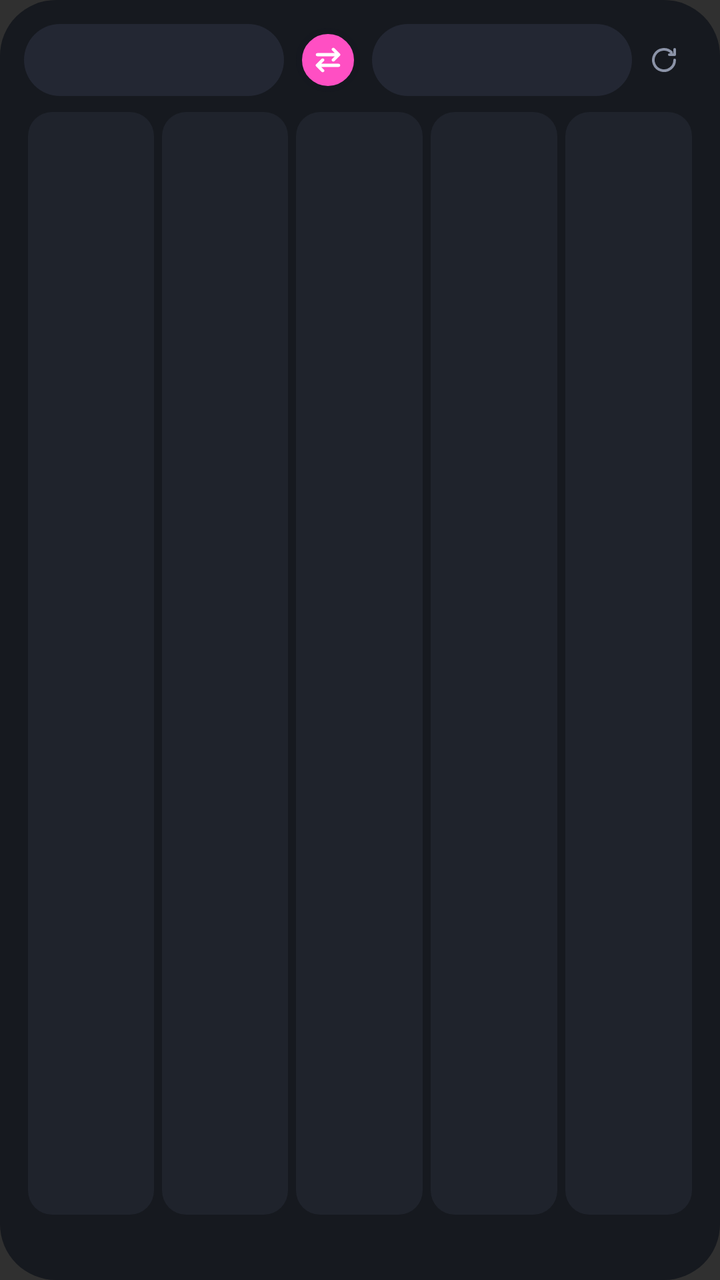
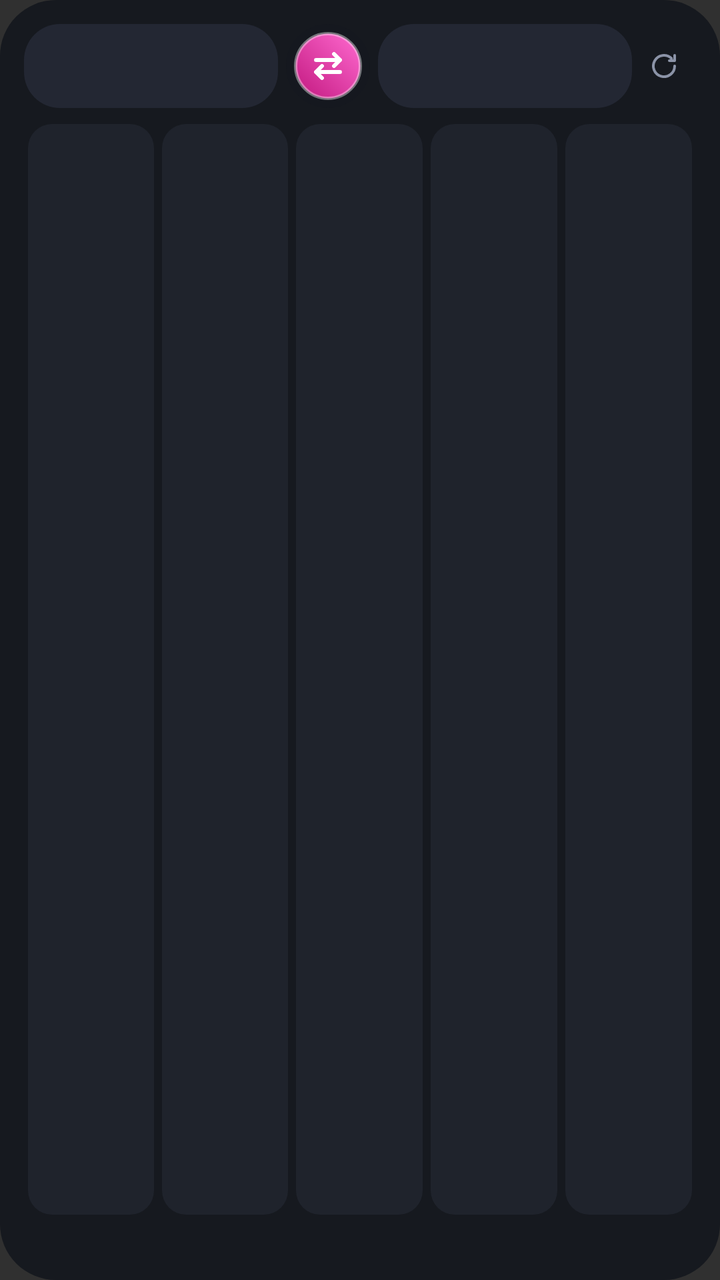

The first picture is an Android layout as it rendered before a commit; the second is the same layout after the commit. The layout source and the unified diff follow.
<!-- AndroidManifest.xml: application theme android:Theme.Material.NoActionBar -->
<!-- res/layout/preset_widget.xml -->
<?xml version="1.0" encoding="utf-8"?>
<LinearLayout xmlns:android="http://schemas.android.com/apk/res/android"
    android:layout_width="match_parent"
    android:layout_height="match_parent"
    android:background="@drawable/bg"
    android:orientation="vertical"
    android:padding="12dp">

    <LinearLayout
        android:layout_width="match_parent"
        android:layout_height="36dp"
        android:gravity="center_vertical"
        android:orientation="horizontal">
        <TextView android:id="@+id/from_btn" style="@style/FxHeaderChip" />
        <ImageView android:id="@+id/swap_btn" android:layout_width="32dp" android:layout_height="32dp"
            android:layout_marginStart="6dp" android:layout_marginEnd="6dp"
            android:background="@drawable/swap_circle" android:contentDescription="swap"
            android:rotation="90" android:scaleType="center" android:src="@drawable/ic_swap" />
        <TextView android:id="@+id/to_btn" style="@style/FxHeaderChip" />
        <ImageView android:id="@+id/refresh_btn" android:layout_width="32dp" android:layout_height="match_parent"
            android:contentDescription="refresh" android:scaleType="center" android:src="@drawable/ic_refresh" />
    </LinearLayout>

    <LinearLayout
        android:id="@+id/presets"
        android:layout_width="match_parent"
        android:layout_height="0dp"
        android:layout_weight="1"
        android:layout_marginTop="6dp"
        android:orientation="horizontal">
        <LinearLayout style="@style/FxCell">
            <TextView android:id="@+id/p0_in" style="@style/FxCellIn" />
            <TextView android:id="@+id/p0_out" style="@style/FxCellOut" />
        </LinearLayout>
        <LinearLayout style="@style/FxCell">
            <TextView android:id="@+id/p1_in" style="@style/FxCellIn" />
            <TextView android:id="@+id/p1_out" style="@style/FxCellOut" />
        </LinearLayout>
        <LinearLayout style="@style/FxCell">
            <TextView android:id="@+id/p2_in" style="@style/FxCellIn" />
            <TextView android:id="@+id/p2_out" style="@style/FxCellOut" />
        </LinearLayout>
        <LinearLayout style="@style/FxCell">
            <TextView android:id="@+id/p3_in" style="@style/FxCellIn" />
            <TextView android:id="@+id/p3_out" style="@style/FxCellOut" />
        </LinearLayout>
        <LinearLayout style="@style/FxCell">
            <TextView android:id="@+id/p4_in" style="@style/FxCellIn" />
            <TextView android:id="@+id/p4_out" style="@style/FxCellOut" />
        </LinearLayout>
    </LinearLayout>

    <TextView android:id="@+id/status" android:layout_width="match_parent" android:layout_height="wrap_content"
        android:layout_marginTop="4dp" android:paddingStart="4dp" android:singleLine="true" android:ellipsize="end"
        android:textColor="#8B93A7" android:textSize="11sp" />
</LinearLayout>
<!-- resources referenced by this layout -->
<resources>
  <!-- drawable bg (drawable) -->
  <?xml version="1.0" encoding="utf-8"?>
  <shape xmlns:android="http://schemas.android.com/apk/res/android">
      <solid android:color="#F515181F" />
      <corners android:radius="28dp" />
  </shape>
  <!-- drawable ic_refresh (drawable) -->
  <?xml version="1.0" encoding="utf-8"?>
  <vector xmlns:android="http://schemas.android.com/apk/res/android"
      android:width="16dp" android:height="16dp" android:viewportWidth="24" android:viewportHeight="24">
      <path android:strokeColor="#8B93A7" android:strokeWidth="2" android:strokeLineCap="round"
          android:strokeLineJoin="round" android:pathData="M20,12a8,8 0 1,1 -2.35,-5.65M20,4v4h-4" />
  </vector>
  <!-- drawable ic_swap (drawable) -->
  <?xml version="1.0" encoding="utf-8"?>
  <vector xmlns:android="http://schemas.android.com/apk/res/android"
      android:width="16dp" android:height="16dp" android:viewportWidth="24" android:viewportHeight="24">
      <path android:strokeColor="#FFFFFF" android:strokeWidth="2.4" android:strokeLineCap="round"
          android:strokeLineJoin="round" android:pathData="M8,20V4M4,8l4,-4 4,4M16,4v16M12,16l4,4 4,-4" />
  </vector>
  <!-- drawable swap_circle (drawable) -->
  <?xml version="1.0" encoding="utf-8"?>
  <shape xmlns:android="http://schemas.android.com/apk/res/android" android:shape="oval">
      <solid android:color="#FF4FC3" />
      <stroke android:width="3dp" android:color="#15181F" />
  </shape>
  <style name="FxCell">
          <item name="android:layout_width">0dp</item>
          <item name="android:layout_height">match_parent</item>
          <item name="android:layout_weight">1</item>
          <item name="android:layout_margin">2dp</item>
          <item name="android:background">@drawable/key</item>
          <item name="android:gravity">center</item>
          <item name="android:orientation">vertical</item>
      </style>
  <style name="FxCellIn">
          <item name="android:layout_width">wrap_content</item>
          <item name="android:layout_height">wrap_content</item>
          <item name="android:maxLines">1</item>
          <item name="android:textColor">#8B93A7</item>
          <item name="android:textSize">12sp</item>
      </style>
  <style name="FxCellOut">
          <item name="android:layout_width">wrap_content</item>
          <item name="android:layout_height">wrap_content</item>
          <item name="android:maxLines">1</item>
          <item name="android:textColor">#FF4FC3</item>
          <item name="android:textSize">18sp</item>
          <item name="android:textStyle">bold</item>
      </style>
  <style name="FxHeaderChip">
          <item name="android:layout_width">0dp</item>
          <item name="android:layout_height">match_parent</item>
          <item name="android:layout_weight">1</item>
          <item name="android:gravity">center</item>
          <item name="android:background">@drawable/row_active</item>
          <item name="android:textColor">#FFFFFF</item>
          <item name="android:textSize">14sp</item>
          <item name="android:textStyle">bold</item>
      </style>
  <!-- drawable key (drawable) -->
  <?xml version="1.0" encoding="utf-8"?>
  <shape xmlns:android="http://schemas.android.com/apk/res/android">
      <solid android:color="#1F232C" />
      <corners android:radius="12dp" />
  </shape>
  <!-- drawable row_active (drawable) -->
  <?xml version="1.0" encoding="utf-8"?>
  <shape xmlns:android="http://schemas.android.com/apk/res/android">
      <solid android:color="#232733" />
      <corners android:radius="18dp" />
  </shape>
</resources>

<!-- the commit's change to res/layout/preset_widget.xml (unified diff, before → after) -->
@@ -8,14 +8,14 @@
 
     <LinearLayout
         android:layout_width="match_parent"
-        android:layout_height="36dp"
+        android:layout_height="42dp"
         android:gravity="center_vertical"
         android:orientation="horizontal">
         <TextView android:id="@+id/from_btn" style="@style/FxHeaderChip" />
-        <ImageView android:id="@+id/swap_btn" android:layout_width="32dp" android:layout_height="32dp"
-            android:layout_marginStart="6dp" android:layout_marginEnd="6dp"
+        <ImageView android:id="@+id/swap_btn" android:layout_width="42dp" android:layout_height="42dp"
+            android:layout_marginStart="4dp" android:layout_marginEnd="4dp"
             android:background="@drawable/swap_circle" android:contentDescription="swap"
-            android:rotation="90" android:scaleType="center" android:src="@drawable/ic_swap" />
+            android:padding="12dp" android:rotation="90" android:scaleType="fitCenter" android:src="@drawable/ic_swap" />
         <TextView android:id="@+id/to_btn" style="@style/FxHeaderChip" />
         <ImageView android:id="@+id/refresh_btn" android:layout_width="32dp" android:layout_height="match_parent"
             android:contentDescription="refresh" android:scaleType="center" android:src="@drawable/ic_refresh" />
<!-- resource entries referenced after the edit -->
@@ -16,16 +16,26 @@
   <!-- drawable ic_swap (drawable) -->
   <?xml version="1.0" encoding="utf-8"?>
   <vector xmlns:android="http://schemas.android.com/apk/res/android"
-      android:width="16dp" android:height="16dp" android:viewportWidth="24" android:viewportHeight="24">
-      <path android:strokeColor="#FFFFFF" android:strokeWidth="2.4" android:strokeLineCap="round"
+      android:width="24dp" android:height="24dp" android:viewportWidth="24" android:viewportHeight="24">
+      <path android:strokeColor="#FFFFFF" android:strokeWidth="2.6" android:strokeLineCap="round"
           android:strokeLineJoin="round" android:pathData="M8,20V4M4,8l4,-4 4,4M16,4v16M12,16l4,4 4,-4" />
   </vector>
   <!-- drawable swap_circle (drawable) -->
   <?xml version="1.0" encoding="utf-8"?>
-  <shape xmlns:android="http://schemas.android.com/apk/res/android" android:shape="oval">
-      <solid android:color="#FF4FC3" />
-      <stroke android:width="3dp" android:color="#15181F" />
-  </shape>
+  <layer-list xmlns:android="http://schemas.android.com/apk/res/android">
+      
+      <item>
+          <shape android:shape="oval">
+              <solid android:color="#15181F" />
+          </shape>
+      </item>
+      <item android:bottom="4dp" android:left="4dp" android:right="4dp" android:top="4dp">
+          <shape android:shape="oval">
+              <gradient android:angle="315" android:endColor="#C2187F" android:startColor="#FF6AD0" />
+              <stroke android:width="1.5dp" android:color="#66FFFFFF" />
+          </shape>
+      </item>
+  </layer-list>
   <style name="FxCell">
           <item name="android:layout_width">0dp</item>
           <item name="android:layout_height">match_parent</item>
